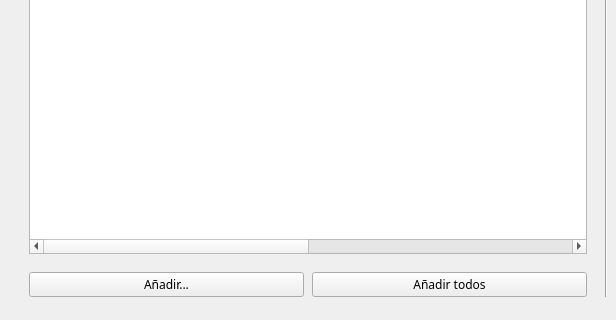
Before: the Qt Designer form User_Interfaces/VentanaClasificador.ui in 40CompilerErrors/Proyecto2, drawn with Qt 5; both pictures show x 0 to 616 and y 320 to 640 of the 1212 by 640 pixel window.
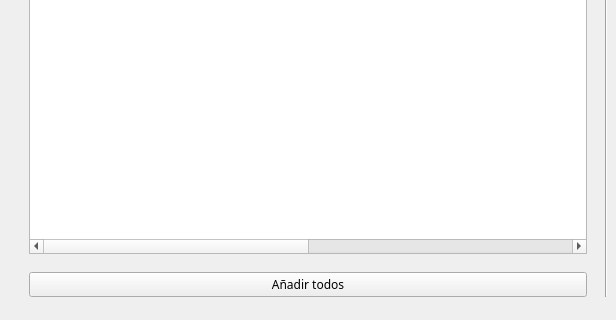
After: the same form once the commit is applied. Icons and pictures are not drawn.

```diff
--- a/User_Interfaces/VentanaClasificador.ui
+++ b/User_Interfaces/VentanaClasificador.ui
@@ -246,19 +246,6 @@
       </item>
       <item>
        <layout class="QHBoxLayout" name="horizontalLayout_4">
-        <item>
-         <widget class="QPushButton" name="anadir_archivo_2">
-          <property name="font">
-           <font>
-            <family>Questrial</family>
-            <pointsize>9</pointsize>
-           </font>
-          </property>
-          <property name="text">
-           <string>Añadir...</string>
-          </property>
-         </widget>
-        </item>
         <item>
          <widget class="QPushButton" name="boton_anadir_todos">
           <property name="font">
```
Left out of the diff: 4 changed lines with no effect on the pictures.
